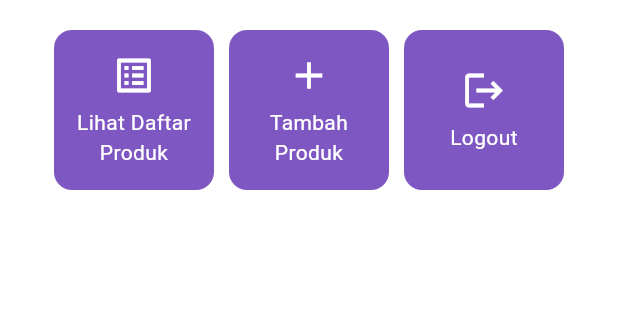
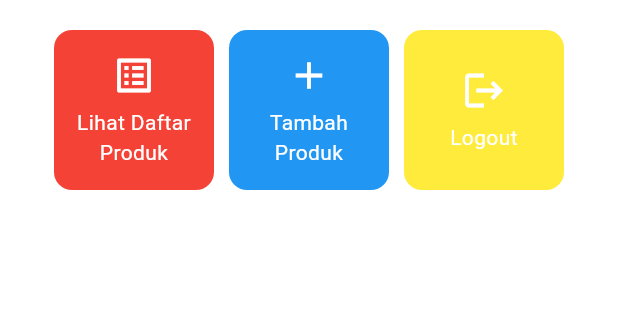
Before and after one commit to joshuahvs/josh-mobile, a Flutter app: the screen it shows after launch, on a phone screen of 412 x 824 dp, the part 387-707 px from its top. Run offline on Flutter 3.47's test engine with Material 3 defaults, Android fonts, the phone set to English and light mode, and no system bars.

Commit message:
warna berbeda untuk setiap item card

```diff
--- a/lib/menu.dart
+++ b/lib/menu.dart
@@ -8,9 +8,9 @@
   final String className = 'PBP A';
 
   final List<ItemHomepage> items = [
-    ItemHomepage("Lihat Daftar Produk", Icons.list_alt),
-    ItemHomepage("Tambah Produk", Icons.add),
-    ItemHomepage("Logout", Icons.logout),
+    ItemHomepage("Lihat Daftar Produk", Icons.list_alt, Colors.red),
+    ItemHomepage("Tambah Produk", Icons.add, Colors.blue),
+    ItemHomepage("Logout", Icons.logout, Colors.yellow),
   ];
 
   @override
@@ -19,7 +19,6 @@
     return Scaffold(
       // AppBar adalah bagian atas halaman yang menampilkan judul.
       appBar: AppBar(
-        // Judul aplikasi "Mental Health Tracker" dengan teks putih dan tebal.
         title: const Text(
           'JOSH',
           style: TextStyle(
@@ -123,8 +122,9 @@
 class ItemHomepage {
   final String name;
   final IconData icon;
+  final Color color;
 
-  ItemHomepage(this.name, this.icon);
+  ItemHomepage(this.name, this.icon, this.color);
 }
 
 class ItemCard extends StatelessWidget {
@@ -136,8 +136,8 @@
   @override
   Widget build(BuildContext context) {
     return Material(
-      // Menentukan warna latar belakang dari tema aplikasi.
-      color: Theme.of(context).colorScheme.secondary,
+      // Menentukan warna latar belakang item card
+      color: item.color,
       // Membuat sudut kartu melengkung.
       borderRadius: BorderRadius.circular(12),
       child: InkWell(
```
